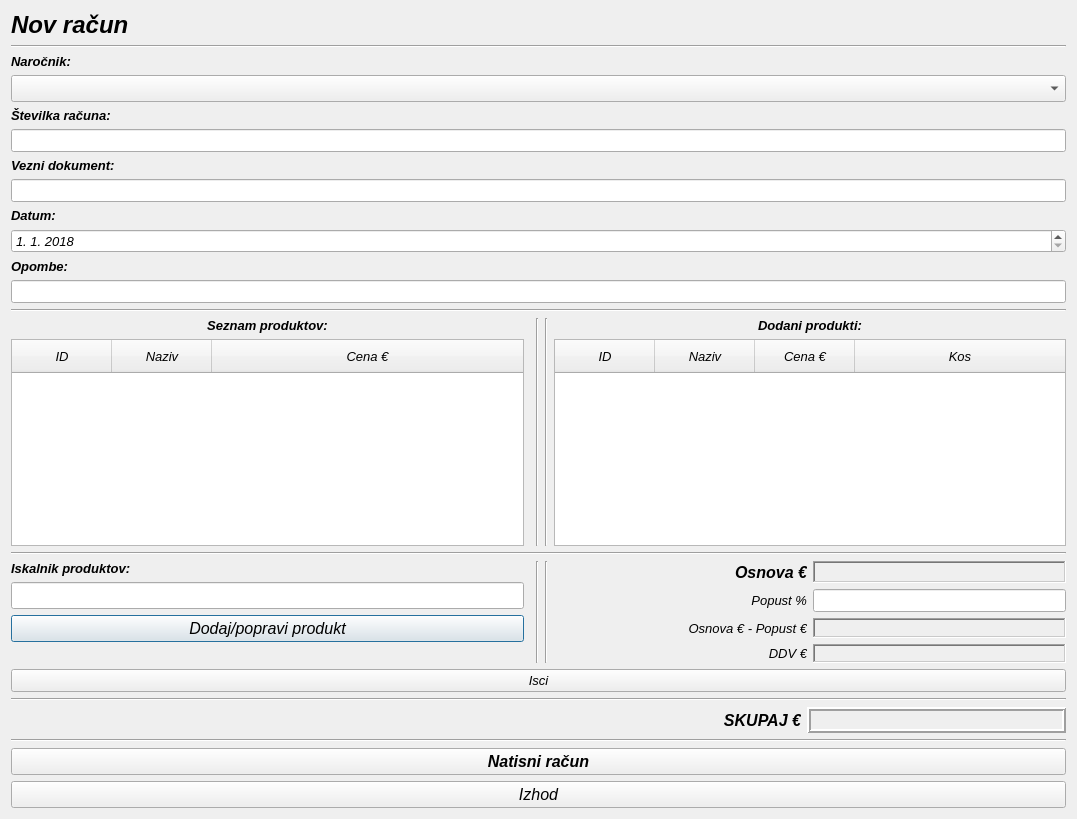
Above: novracun.ui from MaxMaxy/racun before the change. Below: the same form after it.
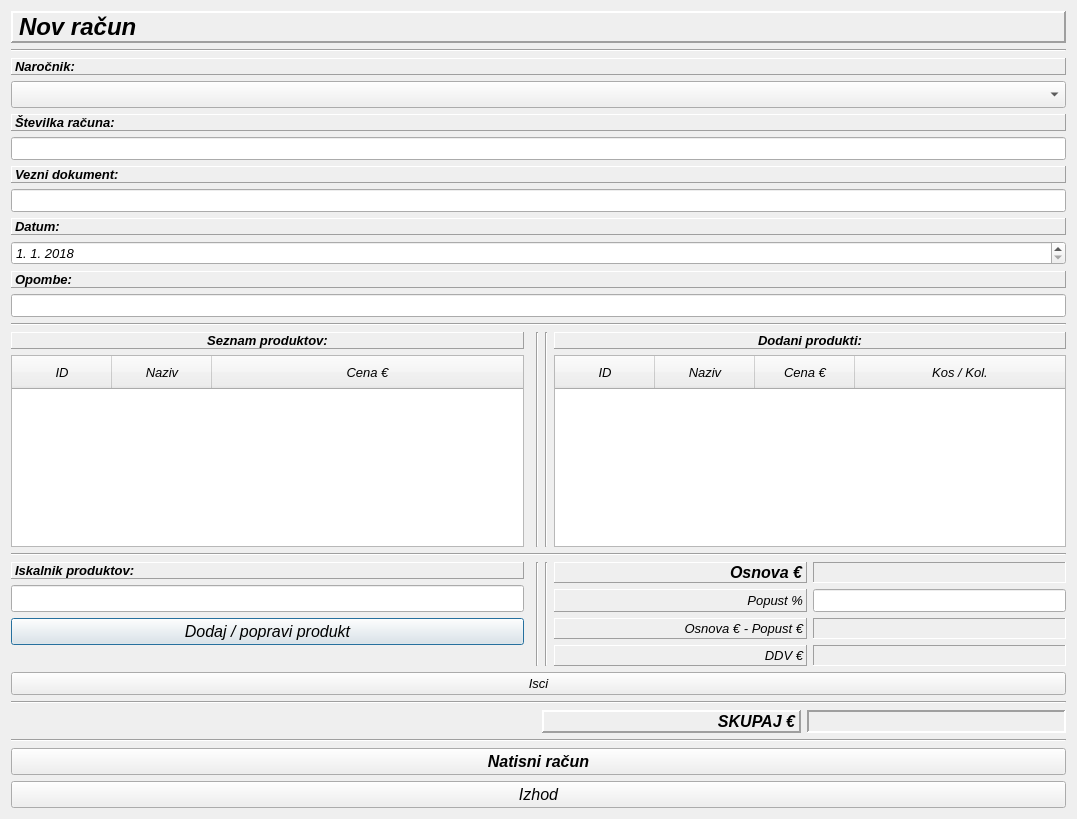
That is the form after the change.

Diff of the .ui file:
```diff
--- a/novracun.ui
+++ b/novracun.ui
@@ -54,6 +54,15 @@
                        <bold>true</bold>
                       </font>
                      </property>
+                     <property name="frameShape">
+                      <enum>QFrame::Panel</enum>
+                     </property>
+                     <property name="frameShadow">
+                      <enum>QFrame::Raised</enum>
+                     </property>
+                     <property name="lineWidth">
+                      <number>2</number>
+                     </property>
                      <property name="text">
                       <string>Nov račun</string>
                      </property>
@@ -87,6 +96,12 @@
                        <bold>true</bold>
                       </font>
                      </property>
+                     <property name="frameShape">
+                      <enum>QFrame::Panel</enum>
+                     </property>
+                     <property name="frameShadow">
+                      <enum>QFrame::Raised</enum>
+                     </property>
                      <property name="text">
                       <string>Naročnik:</string>
                      </property>
@@ -123,6 +138,12 @@
                        <bold>true</bold>
                       </font>
                      </property>
+                     <property name="frameShape">
+                      <enum>QFrame::Panel</enum>
+                     </property>
+                     <property name="frameShadow">
+                      <enum>QFrame::Raised</enum>
+                     </property>
                      <property name="text">
                       <string>Številka računa:</string>
                      </property>
@@ -159,6 +180,12 @@
                        <bold>true</bold>
                       </font>
                      </property>
+                     <property name="frameShape">
+                      <enum>QFrame::Panel</enum>
+                     </property>
+                     <property name="frameShadow">
+                      <enum>QFrame::Raised</enum>
+                     </property>
                      <property name="text">
                       <string>Vezni dokument:</string>
                      </property>
@@ -195,6 +222,12 @@
                        <bold>true</bold>
                       </font>
                      </property>
+                     <property name="frameShape">
+                      <enum>QFrame::Panel</enum>
+                     </property>
+                     <property name="frameShadow">
+                      <enum>QFrame::Raised</enum>
+                     </property>
                      <property name="text">
                       <string>Datum:</string>
                      </property>
@@ -241,6 +274,12 @@
                        <bold>true</bold>
                       </font>
                      </property>
+                     <property name="frameShape">
+                      <enum>QFrame::Panel</enum>
+                     </property>
+                     <property name="frameShadow">
+                      <enum>QFrame::Raised</enum>
+                     </property>
                      <property name="text">
                       <string>Opombe:</string>
                      </property>
@@ -290,6 +329,12 @@
                          <bold>true</bold>
                         </font>
                        </property>
+                       <property name="frameShape">
+                        <enum>QFrame::Panel</enum>
+                       </property>
+                       <property name="frameShadow">
+                        <enum>QFrame::Raised</enum>
+                       </property>
                        <property name="text">
                         <string>Seznam produktov:</string>
                        </property>
@@ -431,6 +476,12 @@
                          <bold>true</bold>
                         </font>
                        </property>
+                       <property name="frameShape">
+                        <enum>QFrame::Panel</enum>
+                       </property>
+                       <property name="frameShadow">
+                        <enum>QFrame::Raised</enum>
+                       </property>
                        <property name="text">
                         <string>Dodani produkti:</string>
                        </property>
@@ -530,7 +581,7 @@
                        </column>
                        <column>
                         <property name="text">
-                         <string>Kos</string>
+                         <string>Kos / Kol.</string>
                         </property>
                         <property name="font">
                          <font>
@@ -596,6 +647,12 @@
                        <bold>true</bold>
                       </font>
                      </property>
+                     <property name="frameShape">
+                      <enum>QFrame::Panel</enum>
+                     </property>
+                     <property name="frameShadow">
+                      <enum>QFrame::Raised</enum>
+                     </property>
                      <property name="text">
                       <string>Iskalnik produktov:</string>
                      </property>
@@ -651,7 +708,7 @@
                       </font>
                      </property>
                      <property name="text">
-                      <string>Dodaj/popravi produkt</string>
+                      <string>Dodaj / popravi produkt</string>
                      </property>
                     </widget>
                    </item>
@@ -708,6 +765,12 @@
                        <bold>true</bold>
                       </font>
                      </property>
+                     <property name="frameShape">
+                      <enum>QFrame::Panel</enum>
+                     </property>
+                     <property name="frameShadow">
+                      <enum>QFrame::Raised</enum>
+                     </property>
                      <property name="text">
                       <string>Osnova €</string>
                      </property>
@@ -734,7 +797,7 @@
                       </font>
                      </property>
                      <property name="frameShape">
-                      <enum>QFrame::WinPanel</enum>
+                      <enum>QFrame::Panel</enum>
                      </property>
                      <property name="frameShadow">
                       <enum>QFrame::Sunken</enum>
@@ -768,6 +831,12 @@
                        <bold>false</bold>
                       </font>
                      </property>
+                     <property name="frameShape">
+                      <enum>QFrame::Panel</enum>
+                     </property>
+                     <property name="frameShadow">
+                      <enum>QFrame::Raised</enum>
+                     </property>
                      <property name="text">
                       <string>Popust %</string>
                      </property>
@@ -822,6 +891,12 @@
                        <bold>false</bold>
                       </font>
                      </property>
+                     <property name="frameShape">
+                      <enum>QFrame::Panel</enum>
+                     </property>
+                     <property name="frameShadow">
+                      <enum>QFrame::Raised</enum>
+                     </property>
                      <property name="text">
                       <string>Osnova € - Popust €</string>
                      </property>
@@ -848,7 +923,7 @@
                       </font>
                      </property>
                      <property name="frameShape">
-                      <enum>QFrame::WinPanel</enum>
+                      <enum>QFrame::Panel</enum>
                      </property>
                      <property name="frameShadow">
                       <enum>QFrame::Sunken</enum>
@@ -882,6 +957,12 @@
                        <bold>false</bold>
                       </font>
                      </property>
+                     <property name="frameShape">
+                      <enum>QFrame::Panel</enum>
+                     </property>
+                     <property name="frameShadow">
+                      <enum>QFrame::Raised</enum>
+                     </property>
                      <property name="text">
                       <string>DDV €</string>
                      </property>
@@ -908,7 +989,7 @@
                       </font>
                      </property>
                      <property name="frameShape">
-                      <enum>QFrame::WinPanel</enum>
+                      <enum>QFrame::Panel</enum>
                      </property>
                      <property name="frameShadow">
                       <enum>QFrame::Sunken</enum>
@@ -977,6 +1058,15 @@
                    <bold>true</bold>
                   </font>
                  </property>
+                 <property name="frameShape">
+                  <enum>QFrame::Panel</enum>
+                 </property>
+                 <property name="frameShadow">
+                  <enum>QFrame::Raised</enum>
+                 </property>
+                 <property name="lineWidth">
+                  <number>2</number>
+                 </property>
                  <property name="text">
                   <string>SKUPAJ €</string>
                  </property>
@@ -1012,10 +1102,10 @@
                   <string notr="true">background-color : {50,50,50}</string>
                  </property>
                  <property name="frameShape">
-                  <enum>QFrame::Box</enum>
+                  <enum>QFrame::Panel</enum>
                  </property>
                  <property name="frameShadow">
-                  <enum>QFrame::Raised</enum>
+                  <enum>QFrame::Sunken</enum>
                  </property>
                  <property name="lineWidth">
                   <number>2</number>
```
